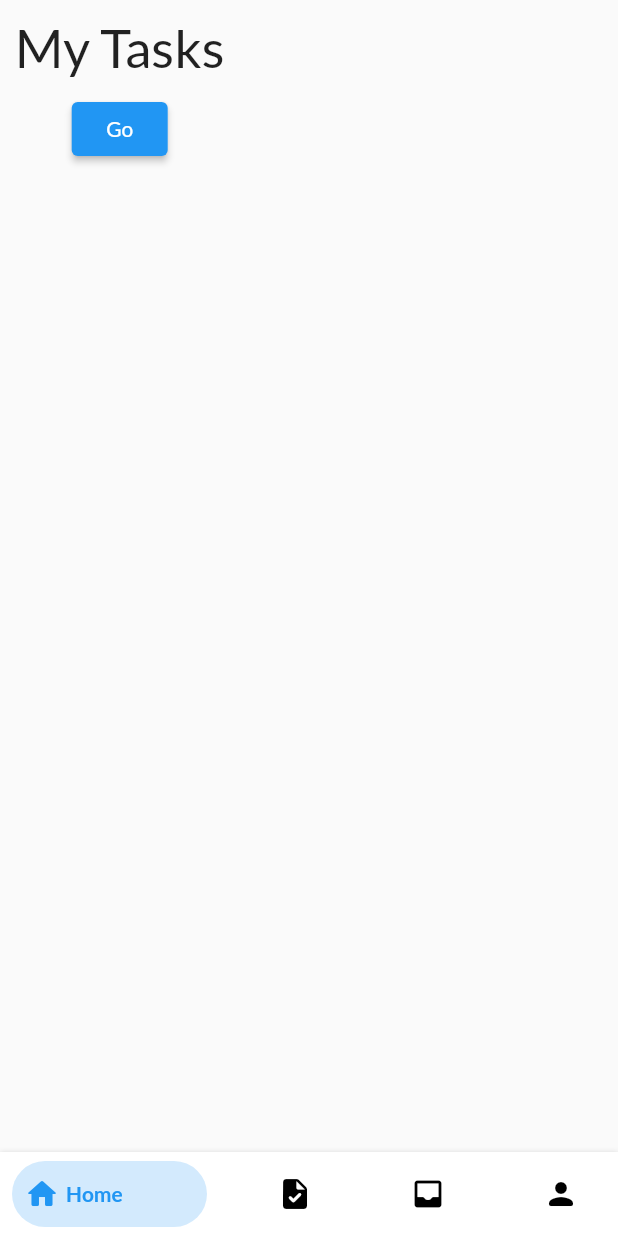
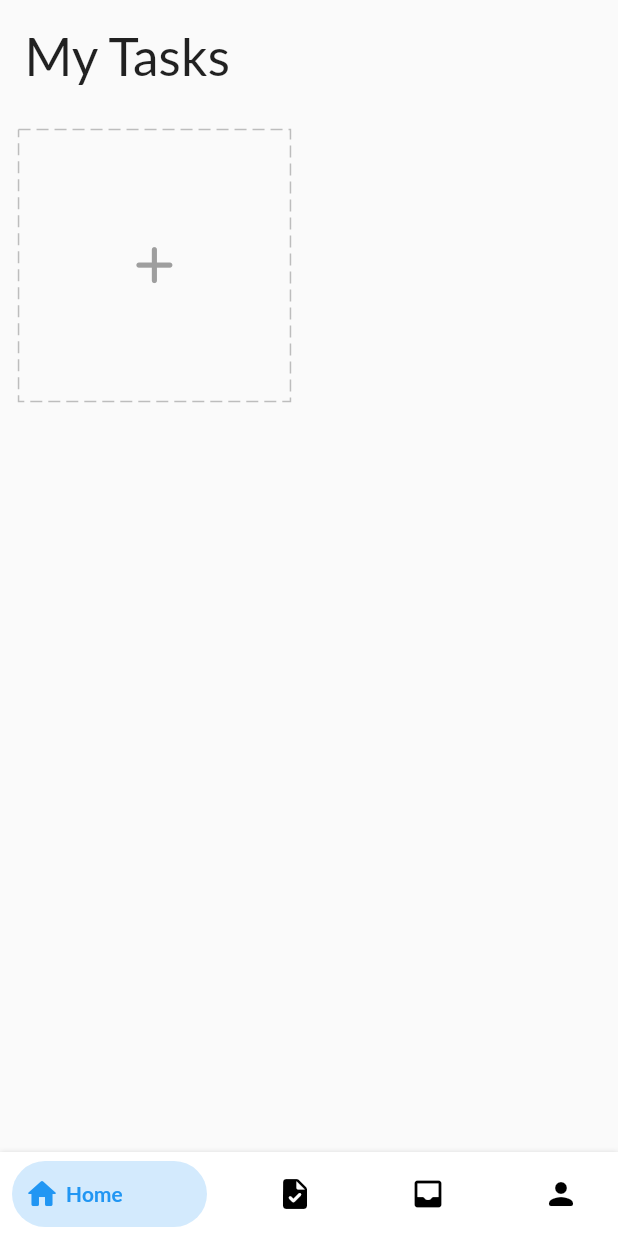
Before and after one commit to algorr/familytasks, a Flutter app: the screen it shows after launch, on a phone screen of 412 x 824 dp. Run offline on Flutter 3.47's test engine with Material 2 defaults, Android fonts, the phone set to English and light mode, and no system bars; drawn by our look-alikes of bottom_navy_bar, dotted_border; our stand-ins replace equatable, get, get_storage, google_fonts.

Commit message:
dotted_border
added blank dotted_border to task page

```diff
--- a/lib/controllers/bottom_navy_binding.dart
+++ b/lib/controllers/bottom_navy_binding.dart
@@ -4,9 +4,10 @@ import 'package:familytasks/controllers/profile_page_controller.dart';
 import 'package:familytasks/controllers/progress_page_controller.dart';
 import 'package:familytasks/controllers/tasks_page_controller.dart';
 import 'package:familytasks/provider/provider_local_storage.dart';
-import 'package:familytasks/repository/repository_tasks.dart';
+
 import 'package:get/get.dart';
 
+import '../repository/tasks_repository.dart';
 import 'landing_page_controller.dart';
 
 class BottomNavyBinding extends Bindings {
--- a/lib/controllers/tasks_page_controller.dart
+++ b/lib/controllers/tasks_page_controller.dart
@@ -1,7 +1,6 @@
 import 'package:get/get.dart';
-
 import '../datas/tasks.dart';
-import '../repository/repository_tasks.dart';
+import '../repository/tasks_repository.dart';
 
 class TasksPageController extends GetxController {
   TasksRepository tasksRepository;
--- a/lib/main.dart
+++ b/lib/main.dart
@@ -19,7 +19,7 @@ class MyApp extends StatelessWidget {
   @override
   Widget build(BuildContext context) {
     return GetMaterialApp(
-      title: 'Flutter Demo',
+      debugShowCheckedModeBanner: false,
       theme: ThemeData(textTheme: GoogleFonts.latoTextTheme()),
       initialRoute: "/",
       getPages: [
--- a/lib/pages/landing_page.dart
+++ b/lib/pages/landing_page.dart
@@ -3,9 +3,11 @@ import 'package:familytasks/controllers/bottom_navy_controller.dart';
 import 'package:familytasks/pages/box_page.dart';
 import 'package:familytasks/pages/profile_page.dart';
 import 'package:familytasks/pages/progress_page.dart';
-import 'package:familytasks/pages/tasks_page.dart';
+
 import 'package:flutter/material.dart';
 import 'package:get/get_state_manager/get_state_manager.dart';
+
+import 'tasks_page.dart';
 
 class LandingPage extends StatelessWidget {
   const LandingPage({Key? key}) : super(key: key);
--- a/lib/pages/tasks_page.dart
+++ b/lib/pages/tasks_page.dart
@@ -1,27 +1,34 @@
 import 'package:familytasks/controllers/tasks_page_controller.dart';
 import 'package:flutter/material.dart';
 import 'package:get/get_state_manager/get_state_manager.dart';
+import 'package:familytasks/utils/extensions.dart';
+import '../widgets/my_card.dart';
 
-class TasksPage extends StatelessWidget {
+class TasksPage extends GetView<TasksPageController> {
   const TasksPage({Key? key}) : super(key: key);
 
   @override
   Widget build(BuildContext context) {
-    return GetBuilder<TasksPageController>(
-      builder: (controller) => Scaffold(
-        body: SingleChildScrollView(
-          child: Column(
-            children: [
-              const Padding(
-                padding: EdgeInsets.all(10),
-                child: Text('My Tasks',style: TextStyle(fontSize: 35),),
+    return Scaffold(
+      body: SafeArea(
+        child: ListView(
+          children: [
+            Padding(
+              padding: EdgeInsets.all(4.0.wp),
+              child: Text(
+                "My Tasks",
+                style: TextStyle(fontSize: 25.0.sp),
               ),
-              ElevatedButton(
-                onPressed: () {},
-                child: const Text("Go"),
-              ),
-            ],
-          ),
+            ),
+            GridView.count(
+              crossAxisCount: 2,
+              shrinkWrap: true,
+              physics: const ClampingScrollPhysics(),
+              children: [
+                MyCard(),
+              ],
+            )
+          ],
         ),
       ),
     );
--- /dev/null
+++ b/lib/utils/extensions.dart
@@ -0,0 +1,10 @@
+import 'package:get/get.dart';
+
+extension Sized on double {
+  double get hp => (Get.height * (this / 100));
+  double get wp => (Get.width * (this / 100));
+}
+
+extension ResponsiveText on double {
+  double get sp => (Get.width / 100 * (this / 3));
+}
--- /dev/null
+++ b/lib/widgets/my_card.dart
@@ -0,0 +1,34 @@
+import 'package:dotted_border/dotted_border.dart';
+import 'package:familytasks/controllers/tasks_page_controller.dart';
+import 'package:flutter/material.dart';
+import 'package:get/get.dart';
+import 'package:familytasks/utils/extensions.dart';
+
+class MyCard extends StatelessWidget {
+  final controller = Get.find<TasksPageController>();
+  MyCard({Key? key}) : super(key: key);
+
+  @override
+  Widget build(BuildContext context) {
+    var containerWidth = Get.width - 12.0.wp;
+    return Container(
+      width: containerWidth / 2,
+      height: containerWidth / 2,
+      margin: EdgeInsets.all(3.0.wp),
+      child: InkWell(
+        onTap: () {},
+        child: DottedBorder(
+          child: Center(
+            child: Icon(
+              Icons.add_rounded,
+              size: 10.0.wp,
+              color: Colors.grey,
+            ),
+          ),
+          color: Colors.grey[400]!,
+          dashPattern: const [8, 4],
+        ),
+      ),
+    );
+  }
+}
--- a/pubspec.yaml
+++ b/pubspec.yaml
@@ -39,6 +39,7 @@ dependencies:
   get_storage: ^2.0.3
   equatable: ^2.0.3
   google_fonts: ^2.3.1
+  dotted_border: ^2.0.0+2
 
 dev_dependencies:
   flutter_test:
```
Also changed, not shown: lib/repository/tasks_repository.dart (renamed from lib/repository/repository_tasks.dart), pubspec.lock.
